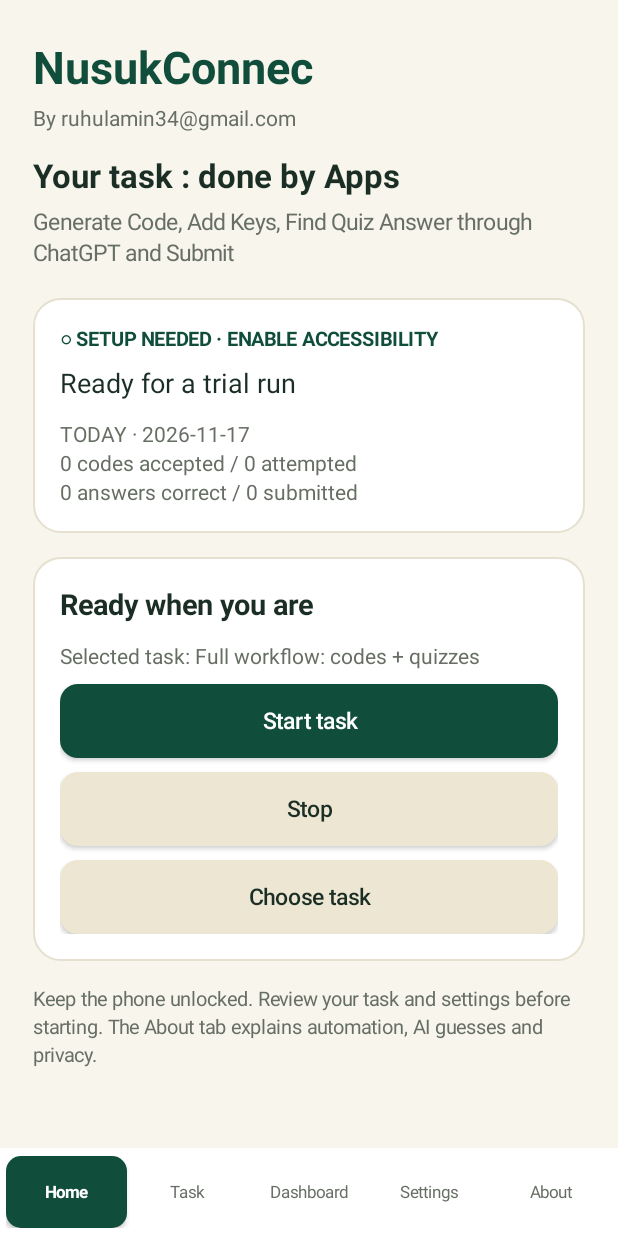
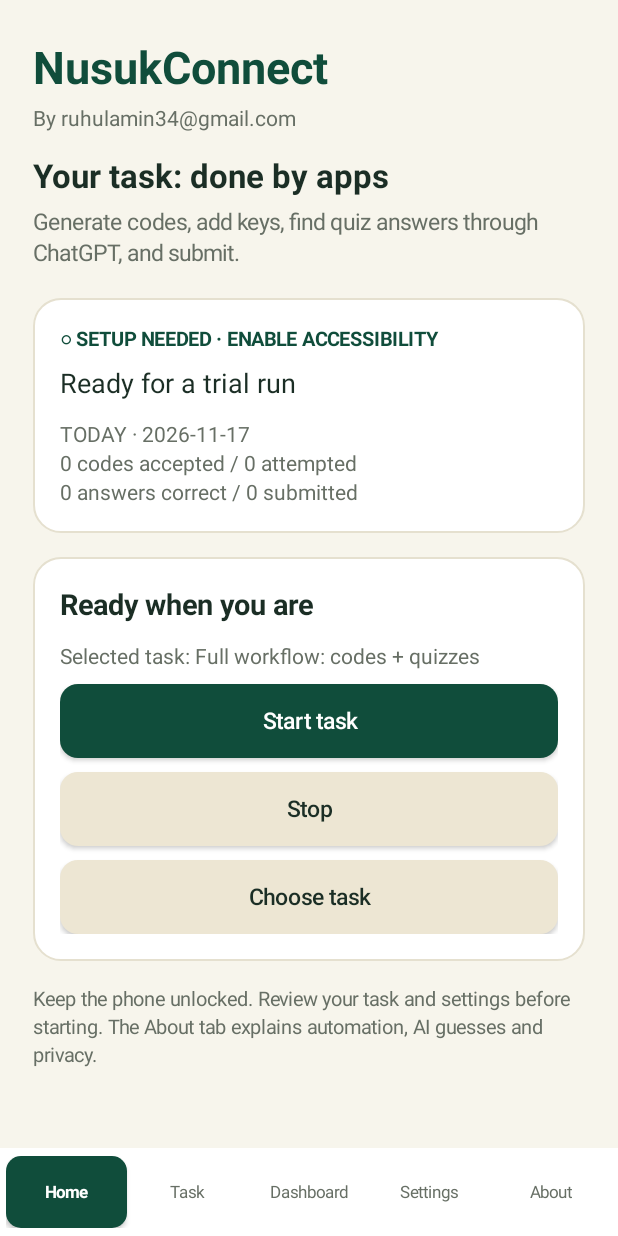
Before and after one commit to ruhulaminweb/nusukconnect, an Android app: the screen it shows after launch (MainActivity), on a phone screen of 412 x 824 dp. Run offline under Robolectric (Android 15) with nearby library versions, the phone set to English and light mode, and no system bars.

Commit message:
Release 0.4.24: correct NusukConnect branding and interface wording

```diff
--- a/app/build.gradle
+++ b/app/build.gradle
@@ -7,8 +7,8 @@ android {
         applicationId 'com.nusukconnect.companion'
         minSdk 26
         targetSdk 34
-        versionCode 32
-        versionName '0.4.23'
+        versionCode 33
+        versionName '0.4.24'
     }
     compileOptions {
         sourceCompatibility JavaVersion.VERSION_17
--- a/app/src/main/AndroidManifest.xml
+++ b/app/src/main/AndroidManifest.xml
@@ -7,11 +7,11 @@
         <package android:name="com.arshad.nusukcodes" />
         <package android:name="com.openai.chatgpt" />
     </queries>
-    <application android:label="NusukConnec" android:theme="@android:style/Theme.Material.Light.NoActionBar" android:icon="@drawable/ic_launcher" android:allowBackup="false" android:usesCleartextTraffic="false" android:supportsRtl="true">
+    <application android:label="@string/app_name" android:theme="@android:style/Theme.Material.Light.NoActionBar" android:icon="@drawable/ic_launcher" android:allowBackup="false" android:usesCleartextTraffic="false" android:supportsRtl="true">
         <activity android:name=".MainActivity" android:exported="true">
             <intent-filter><action android:name="android.intent.action.MAIN" /><category android:name="android.intent.category.LAUNCHER" /></intent-filter>
         </activity>
-        <service android:name=".CompanionService" android:label="NusukConnec automation" android:permission="android.permission.BIND_ACCESSIBILITY_SERVICE" android:exported="true">
+        <service android:name=".CompanionService" android:label="@string/automation_label" android:permission="android.permission.BIND_ACCESSIBILITY_SERVICE" android:exported="true">
             <intent-filter><action android:name="android.accessibilityservice.AccessibilityService" /></intent-filter>
             <meta-data android:name="android.accessibilityservice" android:resource="@xml/accessibility_service" />
         </service>
--- a/app/src/main/java/com/nusukconnect/companion/DailyReceiver.java
+++ b/app/src/main/java/com/nusukconnect/companion/DailyReceiver.java
@@ -38,7 +38,7 @@ public final class DailyReceiver extends BroadcastReceiver {
     }
     static void notify(Context c,String title,String message,boolean running) {
         NotificationManager nm=c.getSystemService(NotificationManager.class);
-        nm.createNotificationChannel(new NotificationChannel("runs","NusukConnec activity",NotificationManager.IMPORTANCE_DEFAULT));
+        nm.createNotificationChannel(new NotificationChannel("runs","NusukConnect activity",NotificationManager.IMPORTANCE_DEFAULT));
         PendingIntent open=PendingIntent.getActivity(c,0,new Intent(c,MainActivity.class),PendingIntent.FLAG_UPDATE_CURRENT|PendingIntent.FLAG_IMMUTABLE);
         Notification.Builder b=new Notification.Builder(c,"runs").setSmallIcon(com.nusukconnect.companion.R.drawable.ic_launcher)
             .setContentTitle(title).setContentText(message).setStyle(new Notification.BigTextStyle().bigText(message))
--- a/app/src/main/java/com/nusukconnect/companion/MainActivity.java
+++ b/app/src/main/java/com/nusukconnect/companion/MainActivity.java
@@ -68,10 +68,10 @@ public final class MainActivity extends Activity {
     }
     private void buildHome() {
         usePage(HOME);
-        TextView brand=text("NusukConnec",30,GREEN);brand.setTypeface(null,Typeface.BOLD);page.addView(brand);
+        TextView brand=text(getString(R.string.app_name),30,GREEN);brand.setTypeface(null,Typeface.BOLD);page.addView(brand);
         space(page,4);page.addView(text("By ruhulamin34@gmail.com",14,MUTED));
-        space(page,14);TextView title=text("Your task : done by Apps",22,INK);title.setTypeface(null,Typeface.BOLD);page.addView(title);
-        space(page,6);page.addView(text("Generate Code, Add Keys, Find Quiz Answer through ChatGPT and Submit",15,MUTED));space(page,20);
+        space(page,14);TextView title=text("Your task: done by apps",22,INK);title.setTypeface(null,Typeface.BOLD);page.addView(title);
+        space(page,6);page.addView(text("Generate codes, add keys, find quiz answers through ChatGPT, and submit.",15,MUTED));space(page,20);
         LinearLayout stateCard=card();connection=text("Checking connection…",13,GREEN);connection.setTypeface(null,Typeface.BOLD);stateCard.addView(connection);
         space(stateCard,8);status=text("Ready",18,INK);stateCard.addView(status);space(stateCard,12);counts=text("",14,MUTED);stateCard.addView(counts);space(page,16);
         LinearLayout controls=card();heading(controls,"Ready when you are");homeTask=text("",14,MUTED);controls.addView(homeTask);
@@ -131,7 +131,7 @@ public final class MainActivity extends Activity {
         confirmAnswer=spinner(new String[]{"No","Yes"});confirmAnswer.setSelection(store.flag("confirmAnswer")?1:0);review.addView(confirmAnswer);
         review.addView(text("No submits automatically. Yes asks before each submission. In that dialog, No returns to Nusuk so you can change the suggestion and submit yourself. Automation continues after your result.",13,MUTED));space(page,16);
         LinearLayout ai=card();heading(ai,"ChatGPT");online=new Switch(this);online.setText("Ask ChatGPT in Temporary Chat");online.setTextColor(INK);online.setChecked(store.online());ai.addView(online);
-        ai.addView(text("Sends the question and four choices only after verifying Temporary Chat. No Google or reference-site lookup is used. Sign into ChatGPT yourself.",13,MUTED));space(ai,8);
+        ai.addView(text("Sends the question and four choices only after verifying Temporary Chat. No Google or reference-site lookup is used. Sign in to ChatGPT yourself.",13,MUTED));space(ai,8);
         ai.addView(text("If ChatGPT is unavailable or does not return a usable answer within about a minute, the app tries a local guess and continues after either quiz result. AI answers can be wrong.",13,MUTED));space(page,16);
         LinearLayout schedule=card();heading(schedule,"Daily routine");daily=new Switch(this);daily.setText("Enable daily routine");daily.setTextColor(INK);daily.setChecked(store.flag("daily"));schedule.addView(daily);
         scheduleText=text("",14,MUTED);schedule.addView(scheduleText);
@@ -155,11 +155,11 @@ public final class MainActivity extends Activity {
         page.addView(text("You can also apply these selections by starting a task. Changes during a run apply on its next start.",12,MUTED));
     }
     private void buildAbout() {
-        usePage(ABOUT);pageTitle("About","NusukConnec · Version "+versionName());
-        LinearLayout author=card();heading(author,"NusukConnec");author.addView(text("By ruhulamin34@gmail.com",15,INK));space(author,8);
+        usePage(ABOUT);pageTitle("About","NusukConnect · Version "+versionName());
+        LinearLayout author=card();heading(author,"NusukConnect");author.addView(text("By ruhulamin34@gmail.com",15,INK));space(author,8);
         author.addView(text("Your task : done by Apps",18,GREEN));space(author,6);author.addView(text("Generate Code, Add Keys, Find Quiz Answer through ChatGPT and Submit",14,MUTED));space(page,16);
         LinearLayout disclaimer=card();heading(disclaimer,"Disclaimer");
-        note(disclaimer,"Independent companion","NusukConnec is an independent automation helper. It is not an official Nusuk, Nusuk Codes or OpenAI product, and is not affiliated with or endorsed by their owners.");
+        note(disclaimer,"Independent companion","NusukConnect is an independent automation helper. It is not an official Nusuk, NusukCodes or OpenAI product, and is not affiliated with or endorsed by their owners.");
         note(disclaimer,"AI answers and guesses","ChatGPT replies and fallback guesses can be wrong. Correct answers, rewards, keys and uninterrupted operation are not guaranteed. Enable answer confirmation if you want to review a suggestion before submission.");
         note(disclaimer,"Automation and your account","A run can spend quiz keys and submit answers on your behalf. Use accounts you are authorized to control and follow the target apps' rules. Review your task and settings before starting. Use Stop to pause the run.");
         note(disclaimer,"Privacy","Only quiz questions and choices are sent to ChatGPT through verified Temporary Chat. Generated codes and passwords are not sent. Local settings and run logs remain on this phone. ChatGPT controls how Temporary Chat data is handled; this is not a promise of zero server retention.");
@@ -219,8 +219,8 @@ public final class MainActivity extends Activity {
             .setNegativeButton("No, I'll submit",(dialog,which)->{service.approveAnswer(token,false);finish();}).create();answerConfirmation.show();
     }
     private void showAccessibilityDisclosure() {
-        new AlertDialog.Builder(this).setTitle("Allow NusukConnec to operate Nusuk, Codes and ChatGPT?")
-            .setMessage("The Accessibility service operates Nusuk, Nusuk Codes and ChatGPT: it enters generated codes, spends quiz keys and submits answers on your behalf. AI mode verifies Temporary Chat before sending the question and four choices, then reads the reply. No prompt is sent if Temporary Chat is not verified. Sign into ChatGPT yourself. Generated codes and passwords are not sent. Stop from the app or its notification, or disable Accessibility in Android settings.\n\nEnable NusukConnec yourself on the next screen. If Android shows Restricted settings, follow Android's app-info instructions.")
+        new AlertDialog.Builder(this).setTitle("Allow NusukConnect to operate Nusuk, Codes and ChatGPT?")
+            .setMessage("The Accessibility service operates Nusuk, NusukCodes and ChatGPT: it enters generated codes, spends quiz keys and submits answers on your behalf. AI mode verifies Temporary Chat before sending the question and four choices, then reads the reply. No prompt is sent if Temporary Chat is not verified. Sign in to ChatGPT yourself. Generated codes and passwords are not sent. Stop from the app or its notification, or disable Accessibility in Android settings.\n\nEnable NusukConnect yourself on the next screen. If Android shows Restricted settings, follow Android's app-info instructions.")
             .setNegativeButton("Cancel",null).setPositiveButton("Open settings",(dialog,which)->startActivity(new Intent(Settings.ACTION_ACCESSIBILITY_SETTINGS))).show();
     }
     private GradientDrawable background(int color,int radius) {GradientDrawable shape=new GradientDrawable();shape.setColor(color);shape.setCornerRadius(dp(radius));return shape;}
--- a/app/src/main/res/values/strings.xml
+++ b/app/src/main/res/values/strings.xml
@@ -1,3 +1,5 @@
 <resources>
-    <string name="service_description">Operates Nusuk, Nusuk Codes and ChatGPT. AI mode verifies Temporary Chat, sends the quiz question and four choices, reads the numbered reply and returns to select and submit the choice in Nusuk. It does not open Google or reference websites. If ChatGPT is unavailable it tries a local guess. Sign in to ChatGPT yourself. Generated codes and passwords are not sent. Disable this service at any time in Accessibility settings.</string>
+    <string name="app_name">NusukConnect</string>
+    <string name="automation_label">NusukConnect automation</string>
+    <string name="service_description">Operates Nusuk, NusukCodes and ChatGPT. AI mode verifies Temporary Chat, sends the quiz question and four choices, reads the numbered reply and returns to select and submit the choice in Nusuk. It does not open Google or reference websites. If ChatGPT is unavailable it tries a local guess. Sign in to ChatGPT yourself. Generated codes and passwords are not sent. Disable this service at any time in Accessibility settings.</string>
 </resources>
```
Also changed, not shown: app/src/main/java/com/nusukconnect/companion/CompanionService.java (+6 -6 lines), 6 other files.
